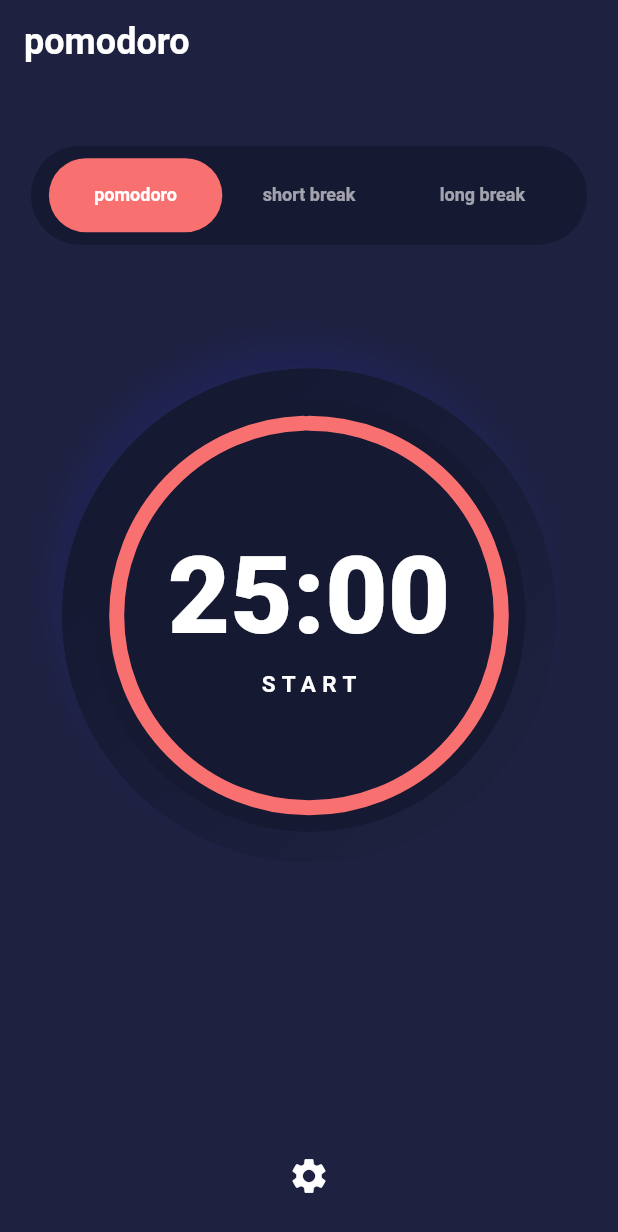
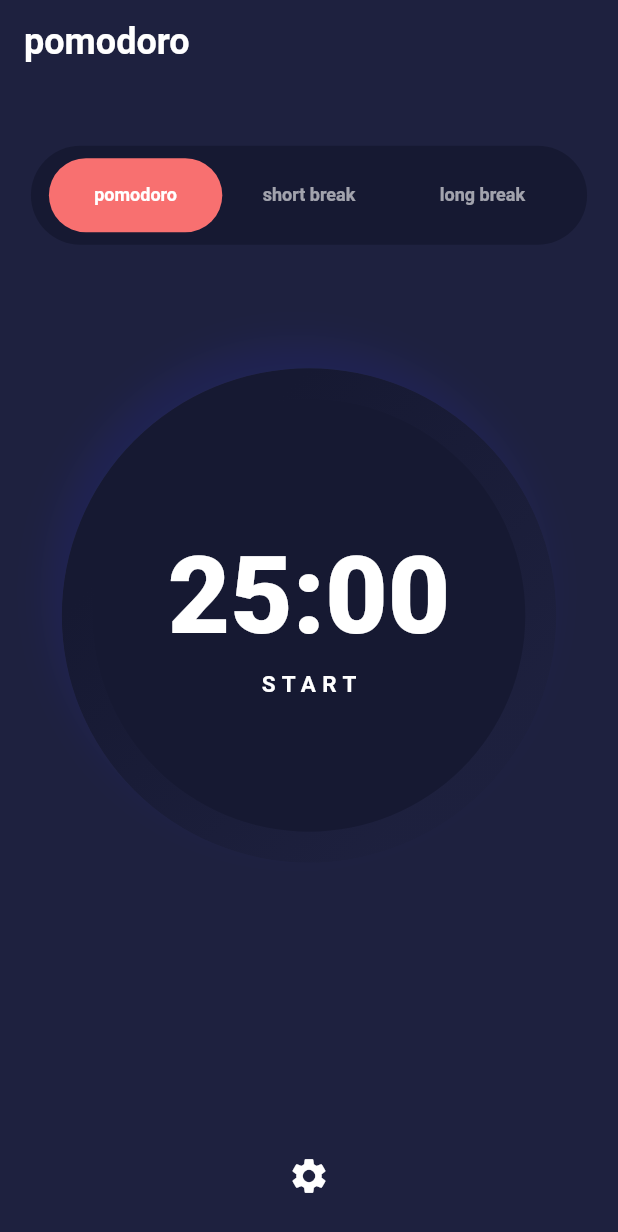
Before and after one commit to dennis-bilson-techvision/pomodoro-app, a Flutter app: the screen it shows after launch, on a phone screen of 412 x 824 dp. Shown: the top 1232 px of the screen. Run offline on Flutter 3.47's test engine with Material 3 defaults, Android fonts, the phone set to English and light mode, and no system bars; our stand-ins replace flutter_riverpod, google_fonts, riverpod_annotation; generated files the repository leaves out were written again; Roboto replaces fonts that are missing (Kumbh Sans).

Commit message:
Countdown bug fixed

```diff
--- a/lib/presentation/widgets/timer_countdown.dart
+++ b/lib/presentation/widgets/timer_countdown.dart
@@ -23,8 +23,10 @@ class TimerCountDown extends StatefulWidget {
 
 class _TimerCountDownState extends State<TimerCountDown>
     with SingleTickerProviderStateMixin {
-  var _paused = false;
+  var _paused = true;
   late Timer _timer;
+  late final _dimensions =
+      context.isTablet ? context.width * 0.65 : context.width * 0.8;
 
   // Remaining time in seconds
   late int _remainingTimeInSeconds = _totalTimeInSeconds;
@@ -35,12 +37,8 @@ class _TimerCountDownState extends State<TimerCountDown>
 
   //  Calculate the progress of the timer (0.0 to 1.0) that updates every minute
   double get _calculatedProgress {
-    print('total time => $_totalTimeInSeconds');
-    print('remaining time => $_remainingTimeInSeconds');
-
-    return _totalTimeInSeconds == 0
-        ? 0
-        : _remainingTimeInSeconds / _totalTimeInSeconds;
+    if (_remainingTimeInSeconds == 0) return 0.0;
+    return 1 - (_remainingTimeInSeconds / _totalTimeInSeconds);
   }
 
   void _updateRemainingTime() {
@@ -74,8 +72,8 @@ class _TimerCountDownState extends State<TimerCountDown>
           widget.onPauseResumeTap.call();
         },
         child: Container(
-          width: context.width * 0.8,
-          height: context.width * 0.8,
+          width: _dimensions,
+          height: _dimensions,
           clipBehavior: Clip.antiAlias,
           margin: EdgeInsets.only(top: context.height * 0.1),
           decoration: BoxDecoration(
@@ -121,8 +119,8 @@ class _TimerCountDownState extends State<TimerCountDown>
           shape: BoxShape.circle,
           color: context.colorScheme.secondary,
         ),
-        width: context.width * 0.7,
-        height: context.width * 0.7,
+        width: _dimensions - 16,
+        height: _dimensions - 16,
         child: CircularProgressIndicator(
           value: _calculatedProgress,
           strokeCap: StrokeCap.round,
@@ -146,7 +144,7 @@ class _TimerCountDownState extends State<TimerCountDown>
             ),
             const SizedBox(height: 8),
             Text(
-              (_paused ? 'Pause' : 'Start').toUpperCase(),
+              (_paused ? 'Start' : 'Pause').toUpperCase(),
               style: context.theme.textTheme.headlineSmall
                   ?.copyWith(color: context.colorScheme.onSecondary),
             ),
```
Also changed, not shown: 1 other file.
